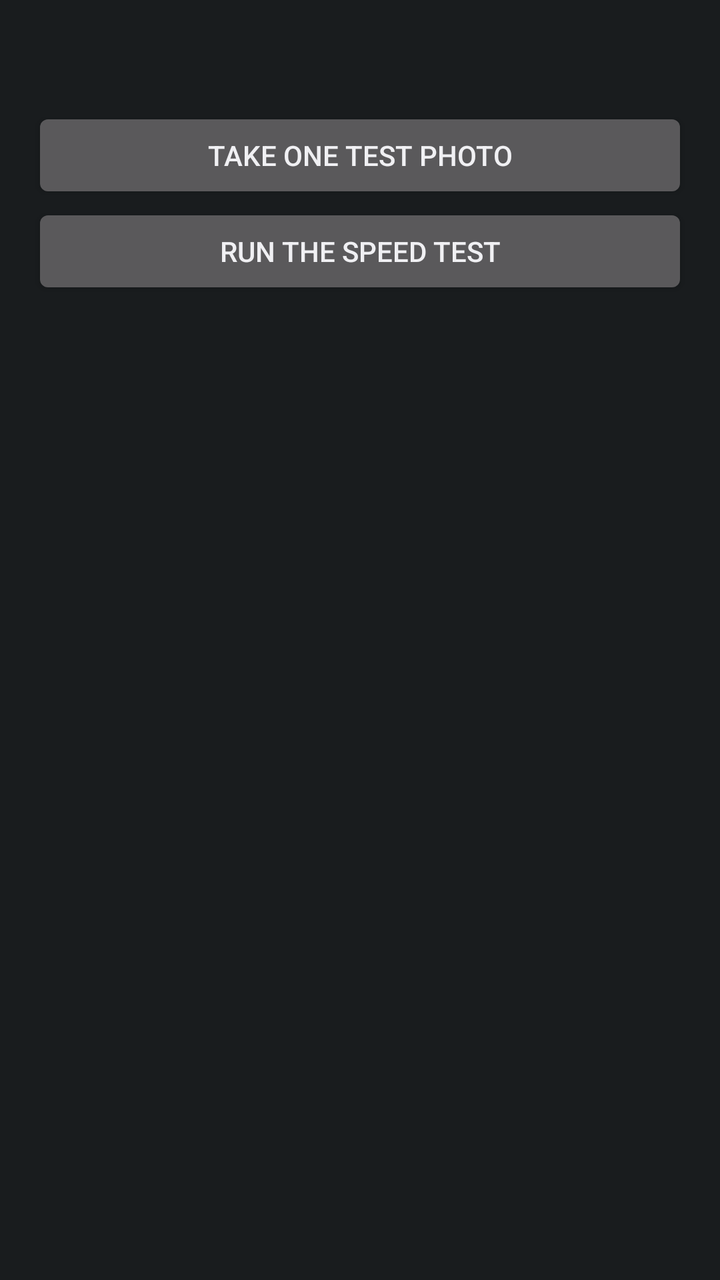
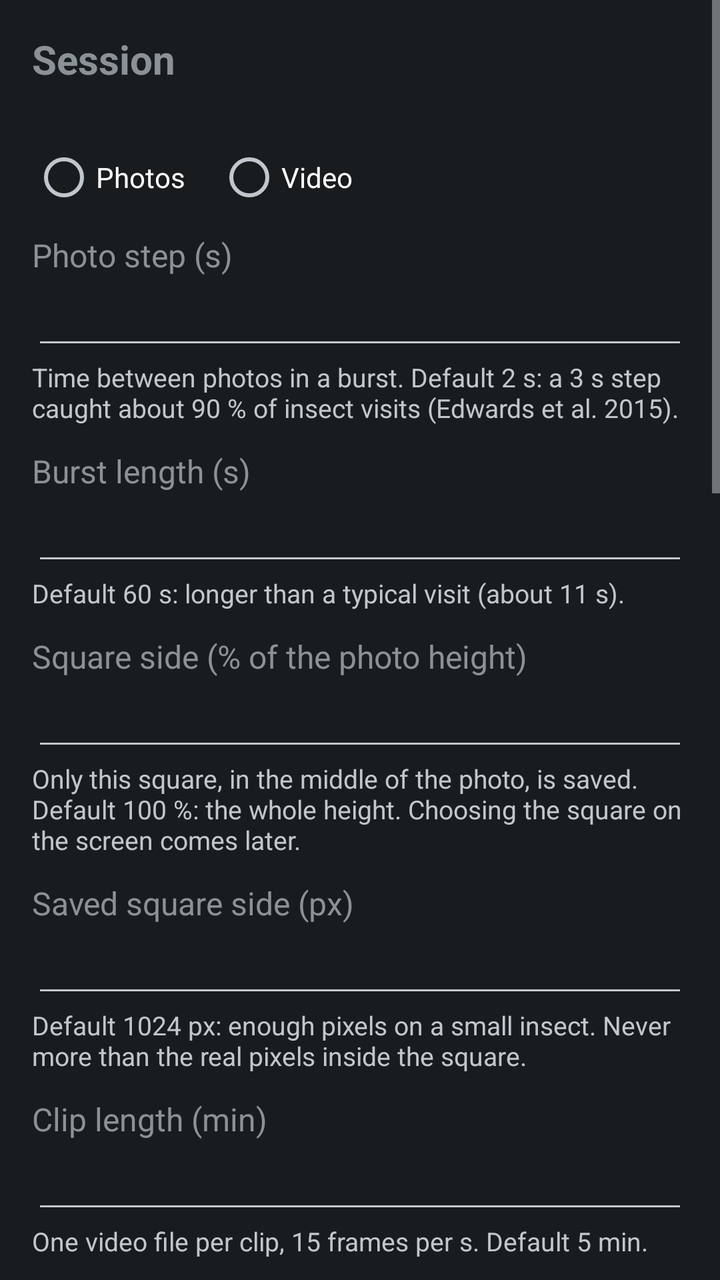

Two renders of the same Android screen: before a commit and after it. Below are the layout's source before the change and the commit's diff.
<!-- AndroidManifest.xml: application theme android:Theme.DeviceDefault -->
<!-- res/layout/activity_main.xml -->
<?xml version="1.0" encoding="utf-8"?>
<ScrollView xmlns:android="http://schemas.android.com/apk/res/android"
    android:layout_width="match_parent"
    android:layout_height="match_parent"
    android:fitsSystemWindows="true">

    <LinearLayout
        android:layout_width="match_parent"
        android:layout_height="wrap_content"
        android:orientation="vertical"
        android:padding="16dp">

        <TextView
            android:id="@+id/intro"
            android:layout_width="match_parent"
            android:layout_height="wrap_content"
            android:textSize="16sp" />

        <Button
            android:id="@+id/take_photo"
            android:layout_width="match_parent"
            android:layout_height="wrap_content"
            android:layout_marginTop="16dp"
            android:text="@string/take_photo" />

        <Button
            android:id="@+id/speed_test"
            android:layout_width="match_parent"
            android:layout_height="wrap_content"
            android:text="@string/speed_test" />

        <TextView
            android:id="@+id/status"
            android:layout_width="match_parent"
            android:layout_height="wrap_content"
            android:layout_marginTop="16dp"
            android:textIsSelectable="true"
            android:textSize="14sp"
            android:typeface="monospace" />
    </LinearLayout>
</ScrollView>
<!-- resources referenced by this layout -->
<resources>
  <string name="speed_test">Run the speed test</string>
  <string name="take_photo">Take one test photo</string>
</resources>

<!-- the commit's change to res/layout/activity_main.xml (unified diff, before → after) -->
@@ -1,5 +1,6 @@
 <?xml version="1.0" encoding="utf-8"?>
 <ScrollView xmlns:android="http://schemas.android.com/apk/res/android"
+    xmlns:tools="http://schemas.android.com/tools"
     android:layout_width="match_parent"
     android:layout_height="match_parent"
     android:fitsSystemWindows="true">
@@ -10,10 +11,137 @@
         android:orientation="vertical"
         android:padding="16dp">
 
+        <TextView style="@style/Heading" android:layout_marginTop="0dp" android:text="@string/session_heading" />
+
+        <TextView android:id="@+id/phone_time" style="@style/Hint" android:layout_marginTop="4dp" />
+
+        <RadioGroup
+            android:id="@+id/mode"
+            android:layout_width="match_parent"
+            android:layout_height="wrap_content"
+            android:layout_marginTop="8dp"
+            android:orientation="horizontal">
+
+            <RadioButton android:id="@+id/mode_photo" android:layout_width="wrap_content"
+                android:layout_height="wrap_content" android:text="@string/mode_photo" />
+
+            <RadioButton android:id="@+id/mode_video" android:layout_width="wrap_content"
+                android:layout_height="wrap_content" android:layout_marginStart="16dp" android:text="@string/mode_video" />
+        </RadioGroup>
+
+        <LinearLayout android:id="@+id/photo_settings" style="@style/Group">
+            <TextView style="@style/Label" android:labelFor="@id/step_s" android:text="@string/step_label" />
+            <EditText android:id="@+id/step_s" style="@style/Field" android:importantForAutofill="no"
+                android:inputType="numberDecimal" tools:targetApi="o" />
+            <TextView style="@style/Hint" android:text="@string/step_hint" />
+
+            <TextView style="@style/Label" android:labelFor="@id/burst_s" android:text="@string/burst_label" />
+            <EditText android:id="@+id/burst_s" style="@style/Field" android:importantForAutofill="no"
+                android:inputType="numberDecimal" tools:targetApi="o" />
+            <TextView style="@style/Hint" android:text="@string/burst_hint" />
+
+            <TextView style="@style/Label" android:labelFor="@id/square_percent" android:text="@string/square_label" />
+            <EditText android:id="@+id/square_percent" style="@style/Field" android:importantForAutofill="no"
+                android:inputType="number" tools:targetApi="o" />
+            <TextView style="@style/Hint" android:text="@string/square_hint" />
+
+            <TextView style="@style/Label" android:labelFor="@id/saved_side_px" android:text="@string/saved_side_label" />
+            <EditText android:id="@+id/saved_side_px" style="@style/Field" android:importantForAutofill="no"
+                android:inputType="number" tools:targetApi="o" />
+            <TextView style="@style/Hint" android:text="@string/saved_side_hint" />
+        </LinearLayout>
+
+        <LinearLayout android:id="@+id/video_settings" style="@style/Group">
+            <TextView style="@style/Label" android:labelFor="@id/clip_min" android:text="@string/clip_label" />
+            <EditText android:id="@+id/clip_min" style="@style/Field" android:importantForAutofill="no"
+                android:inputType="numberDecimal" tools:targetApi="o" />
+            <TextView style="@style/Hint" android:text="@string/clip_hint" />
+
+            <TextView style="@style/Label" android:text="@string/video_size_label" />
+            <RadioGroup
+                android:id="@+id/video_quality"
+                android:layout_width="match_parent"
+                android:layout_height="wrap_content"
+                android:orientation="horizontal">
+
+                <RadioButton android:id="@+id/video_1080p" android:layout_width="wrap_content"
+                    android:layout_height="wrap_content" android:text="@string/video_1080p" />
+
+                <RadioButton android:id="@+id/video_720p" android:layout_width="wrap_content"
+                    android:layout_height="wrap_content" android:layout_marginStart="16dp"
+                    android:text="@string/video_720p" />
+
+                <RadioButton android:id="@+id/video_480p" android:layout_width="wrap_content"
+                    android:layout_height="wrap_content" android:layout_marginStart="16dp"
+                    android:text="@string/video_480p" />
+            </RadioGroup>
+            <TextView style="@style/Hint" android:text="@string/video_size_hint" />
+        </LinearLayout>
+
+        <TextView style="@style/Label" android:labelFor="@id/break_min" android:text="@string/break_label" />
+        <EditText android:id="@+id/break_min" style="@style/Field" android:importantForAutofill="no"
+                android:inputType="numberDecimal" tools:targetApi="o" />
+        <TextView style="@style/Hint" android:text="@string/break_hint" />
+
+        <RadioGroup
+            android:id="@+id/schedule"
+            android:layout_width="match_parent"
+            android:layout_height="wrap_content"
+            android:layout_marginTop="12dp">
+
+            <RadioButton android:id="@+id/schedule_run" android:layout_width="wrap_content"
+                android:layout_height="wrap_content" android:text="@string/schedule_run" />
+
+            <RadioButton android:id="@+id/schedule_daily" android:layout_width="wrap_content"
+                android:layout_height="wrap_content" android:text="@string/schedule_daily" />
+        </RadioGroup>
+
+        <LinearLayout android:id="@+id/run_settings" style="@style/Group">
+            <TextView style="@style/Label" android:labelFor="@id/run_h" android:text="@string/run_label" />
+            <EditText android:id="@+id/run_h" style="@style/Field" android:importantForAutofill="no"
+                android:inputType="numberDecimal" tools:targetApi="o" />
+            <TextView style="@style/Hint" android:text="@string/run_hint" />
+        </LinearLayout>
+
+        <LinearLayout android:id="@+id/daily_settings" style="@style/Group">
+            <TextView style="@style/Label" android:labelFor="@id/windows" android:text="@string/windows_label" />
+            <EditText android:id="@+id/windows" style="@style/Field" android:importantForAutofill="no"
+                android:inputType="text" tools:targetApi="o" />
+            <TextView style="@style/Hint" android:text="@string/windows_hint" />
+
+            <TextView style="@style/Label" android:labelFor="@id/days" android:text="@string/days_label" />
+            <EditText android:id="@+id/days" style="@style/Field" android:importantForAutofill="no"
+                android:inputType="number" tools:targetApi="o" />
+            <TextView style="@style/Hint" android:text="@string/days_hint" />
+        </LinearLayout>
+
+        <Button
+            android:id="@+id/start_session"
+            android:layout_width="match_parent"
+            android:layout_height="wrap_content"
+            android:layout_marginTop="16dp"
+            android:text="@string/start_session" />
+
+        <Button
+            android:id="@+id/stop_session"
+            android:layout_width="match_parent"
+            android:layout_height="wrap_content"
+            android:text="@string/stop_session" />
+
+        <TextView
+            android:id="@+id/session_status"
+            android:layout_width="match_parent"
+            android:layout_height="wrap_content"
+            android:layout_marginTop="8dp"
+            android:textSize="16sp" />
+
+        <TextView style="@style/Heading" android:layout_marginTop="32dp" android:text="@string/tests_heading" />
+
         <TextView
             android:id="@+id/intro"
             android:layout_width="match_parent"
             android:layout_height="wrap_content"
+            android:layout_marginTop="8dp"
             android:textSize="16sp" />
 
         <Button
<!-- resource entries referenced after the edit -->
@@ -1,6 +1,66 @@
 <!-- resources referenced by this layout -->
 <resources>
+  <string name="break_hint">Default 4 min: the camera rests about 80 % of the time. It is switched off when the break is longer than 30 s. 0 = no break.</string>
+  <string name="break_label">Break between bursts or clips (min)</string>
+  <string name="burst_hint">Default 60 s: longer than a typical visit (about 11 s).</string>
+  <string name="burst_label">Burst length (s)</string>
+  <string name="clip_hint">One video file per clip, 15 frames per s. Default 5 min.</string>
+  <string name="clip_label">Clip length (min)</string>
+  <string name="days_hint">Default 1 (today). For more days, keep the phone on a power supply.</string>
+  <string name="days_label">Days</string>
+  <string name="mode_photo">Photos</string>
+  <string name="mode_video">Video</string>
+  <string name="run_hint">Default 2 h.</string>
+  <string name="run_label">Run length (h)</string>
+  <string name="saved_side_hint">Default 1024 px: enough pixels on a small insect. Never more than the real pixels inside the square.</string>
+  <string name="saved_side_label">Saved square side (px)</string>
+  <string name="schedule_daily">Record in daily windows</string>
+  <string name="schedule_run">Run for some hours from the start</string>
+  <string name="session_heading">Session</string>
   <string name="speed_test">Run the speed test</string>
+  <string name="square_hint">Only this square, in the middle of the photo, is saved. Default 100 %: the whole height. Choosing the square on the screen comes later.</string>
+  <string name="square_label">Square side (% of the photo height)</string>
+  <string name="start_session">Start session</string>
+  <string name="step_hint">Time between photos in a burst. Default 2 s: a 3 s step caught about 90 % of insect visits (Edwards et al. 2015).</string>
+  <string name="step_label">Photo step (s)</string>
+  <string name="stop_session">Stop session</string>
   <string name="take_photo">Take one test photo</string>
+  <string name="tests_heading">Phase 0 tests</string>
+  <string name="video_1080p">1080p</string>
+  <string name="video_480p">480p</string>
+  <string name="video_720p">720p</string>
+  <string name="video_size_hint">On the Samsung M12, 10 s of video took about 9 MB at 1080p, 7 MB at 720p and 2 MB at 480p.</string>
+  <string name="video_size_label">Video size</string>
+  <string name="windows_hint" tools:ignore="TypographyDashes">Clock times, for example 06:00-08:00, 17:00-20:00. A window cannot cross midnight: write 20:00-24:00, 00:00-06:00. Default 05:00-21:00: early morning and evening visits count (Toivonen and Humberg 2026).</string>
+  <string name="windows_label">Daily windows</string>
+  <style name="Field">
+          <item name="android:layout_width">match_parent</item>
+          <item name="android:layout_height">wrap_content</item>
+          <item name="android:singleLine">true</item>
+      </style>
+  <style name="Group">
+          <item name="android:layout_width">match_parent</item>
+          <item name="android:layout_height">wrap_content</item>
+          <item name="android:orientation">vertical</item>
+      </style>
+  <style name="Heading">
+          <item name="android:layout_width">match_parent</item>
+          <item name="android:layout_height">wrap_content</item>
+          <item name="android:layout_marginTop">16dp</item>
+          <item name="android:textSize">20sp</item>
+          <item name="android:textStyle">bold</item>
+      </style>
+  <style name="Hint">
+          <item name="android:layout_width">match_parent</item>
+          <item name="android:layout_height">wrap_content</item>
+          <item name="android:textSize">13sp</item>
+          <item name="android:textColor">?android:attr/textColorSecondary</item>
+      </style>
+  <style name="Label">
+          <item name="android:layout_width">match_parent</item>
+          <item name="android:layout_height">wrap_content</item>
+          <item name="android:layout_marginTop">12dp</item>
+          <item name="android:textSize">16sp</item>
+      </style>
 </resources>
 
